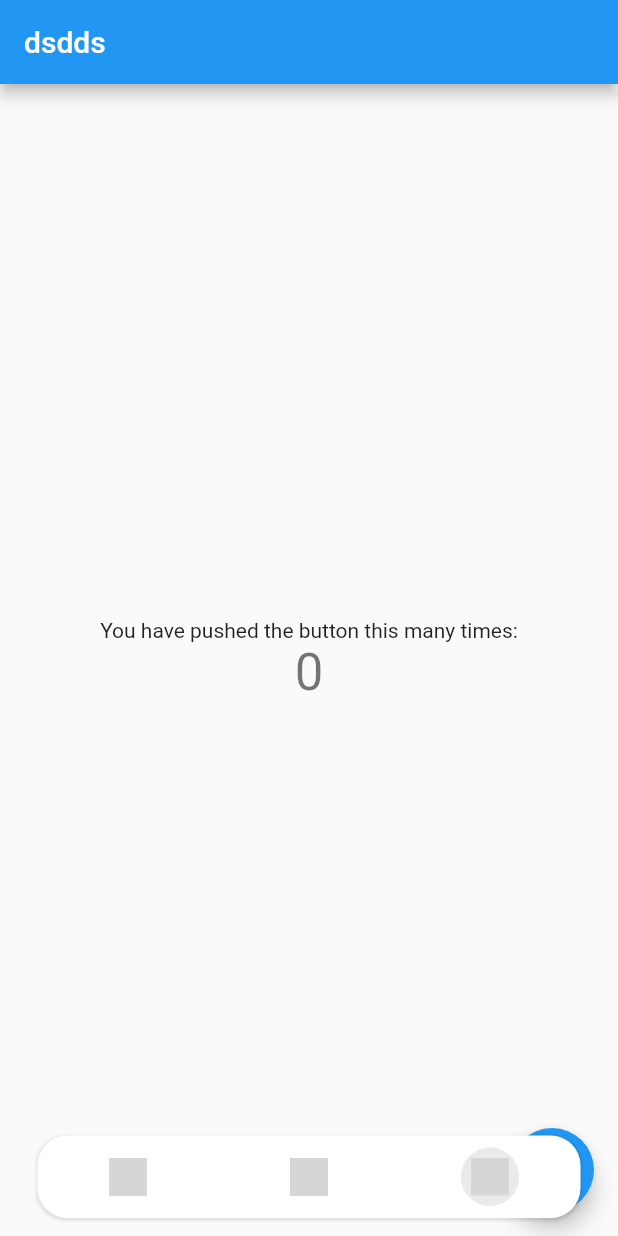
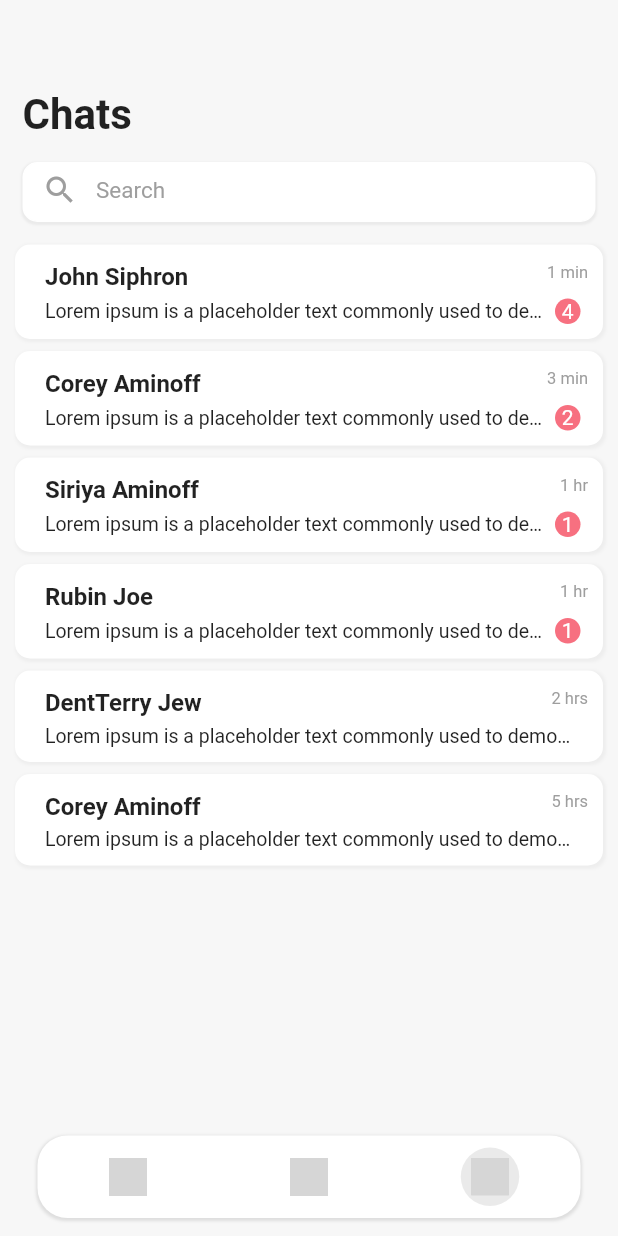
Before and after one commit to warevil/rescatadog, a Flutter app: the screen it shows after launch, item 3 of the bottom bar chosen, on a phone screen of 412 x 824 dp. Run offline on Flutter 3.47's test engine with Material 2 defaults, Android fonts, the phone set to English and light mode, and no system bars; our stand-ins replace flutter_svg; grey boxes are pictures that could not be loaded.

Commit message:
chat ready

```diff
--- a/lib/base/page.dart
+++ b/lib/base/page.dart
@@ -4,7 +4,7 @@ import 'package:flutter/material.dart';
 import '../theme/colors.dart';
 import '../utils/constants.dart';
 import '../widgets/bottom_bar_item.dart';
-import '../adoption/page.dart';
+import '../chat/page.dart';
 
 // import 'package:pet_app/widgets/bottombar_item.dart';
 
@@ -41,7 +41,7 @@ class _RootAppState extends State<RootApp> with TickerProviderStateMixin {
     {
       "icon": "icons/pet-border.svg",
       "active_icon": "icons/pet.svg",
-      "page": MyHomePage(title: "dsdds"),
+      "page": ChatPage(),
       "title": ""
     },
   ];
--- /dev/null
+++ b/lib/chat/page.dart
@@ -0,0 +1,70 @@
+import 'package:flutter/material.dart';
+import '../../db/data.dart';
+import './widgets/chat_item.dart';
+import '../../widgets/custom_text_box.dart';
+
+class ChatPage extends StatefulWidget {
+  const ChatPage({Key? key}) : super(key: key);
+
+  @override
+  _ChatPageState createState() => _ChatPageState();
+}
+
+class _ChatPageState extends State<ChatPage> {
+  @override
+  Widget build(BuildContext context) {
+    return getBody();
+  }
+
+  getBody() {
+    return SingleChildScrollView(
+      child: Column(children: [
+        getHeader(),
+        getChats(),
+      ]),
+    );
+  }
+
+  getHeader() {
+    return Container(
+        padding: EdgeInsets.fromLTRB(15, 60, 15, 5),
+        decoration: BoxDecoration(),
+        child: Column(
+          children: [
+            Row(
+              crossAxisAlignment: CrossAxisAlignment.start,
+              children: [
+                Expanded(
+                  child: Container(
+                      alignment: Alignment.centerLeft,
+                      child: Text(
+                        "Chats",
+                        style: TextStyle(
+                            fontSize: 28,
+                            color: Colors.black87,
+                            fontWeight: FontWeight.w600),
+                      )),
+                ),
+              ],
+            ),
+            SizedBox(height: 15),
+            CustomTextBox(
+              hint: "Search",
+              prefix: Icon(Icons.search, color: Colors.grey),
+            ),
+          ],
+        ));
+  }
+
+  getChats() {
+    return ListView(
+        padding: EdgeInsets.all(10),
+        shrinkWrap: true,
+        children: List.generate(
+            chats.length,
+            (index) => ChatItem(
+                  chats[index],
+                  onTap: () {},
+                )));
+  }
+}
--- /dev/null
+++ b/lib/chat/widgets/chat_item.dart
@@ -0,0 +1,100 @@
+import 'package:flutter/material.dart';
+import '../../theme/colors.dart';
+
+import '../../widgets/notify_box.dart';
+
+class ChatItem extends StatelessWidget {
+  const ChatItem(this.chatData,
+      {Key? key, this.onTap, this.isNotified = true, this.profileSize = 50})
+      : super(key: key);
+  final chatData;
+  final bool isNotified;
+  final GestureTapCallback? onTap;
+  final double profileSize;
+
+  @override
+  Widget build(BuildContext context) {
+    return GestureDetector(
+      onTap: onTap,
+      child: Container(
+        margin: EdgeInsets.only(bottom: 8),
+        padding: const EdgeInsets.all(10),
+        decoration: BoxDecoration(
+          color: Colors.white,
+          borderRadius: BorderRadius.circular(10),
+          boxShadow: [
+            BoxShadow(
+              color: Colors.grey.withOpacity(0.1),
+              spreadRadius: 1,
+              blurRadius: 1,
+              offset: Offset(1, 1), // changes position of shadow
+            ),
+          ],
+        ),
+        child: Column(
+          children: [
+            SizedBox(height: 2),
+            Row(
+              crossAxisAlignment: CrossAxisAlignment.center,
+              children: [
+                // CustomImage(
+                //   chatData['image'],
+                //   width: profileSize,
+                //   height: profileSize,
+                // ),
+                SizedBox(width: 10),
+                Expanded(
+                    child: Container(
+                        child: Column(
+                  children: [
+                    Row(
+                      crossAxisAlignment: CrossAxisAlignment.start,
+                      children: <Widget>[
+                        Expanded(
+                            child: Container(
+                                child: Text(chatData['name'],
+                                    maxLines: 1,
+                                    overflow: TextOverflow.ellipsis,
+                                    style: TextStyle(
+                                        fontSize: 16,
+                                        fontWeight: FontWeight.w700)))),
+                        SizedBox(width: 5),
+                        Container(
+                            child: Text(chatData['date'],
+                                maxLines: 1,
+                                overflow: TextOverflow.ellipsis,
+                                style: TextStyle(
+                                    fontSize: 11, color: Colors.grey)))
+                      ],
+                    ),
+                    SizedBox(
+                      height: 5,
+                    ),
+                    Row(
+                      children: <Widget>[
+                        Expanded(
+                            child: Text(chatData['last_text'],
+                                maxLines: 1,
+                                overflow: TextOverflow.ellipsis,
+                                style: TextStyle(fontSize: 13))),
+                        if (isNotified)
+                          Padding(
+                            padding: const EdgeInsets.only(right: 5),
+                            child: NotifyBox(
+                              number: chatData['notify'],
+                              boxSize: 17,
+                              color: red,
+                            ),
+                          )
+                      ],
+                    ),
+                  ],
+                ))),
+              ],
+            ),
+          ],
+        ),
+      ),
+    );
+  }
+}
--- /dev/null
+++ b/lib/db/data.dart
@@ -0,0 +1,282 @@
+var profile = "https://avatars.githubusercontent.com/u/86506519?v=4";
+
+List categories = [
+  {"name": "All", "icon": "assets/icons/pet-border.svg"},
+  {"name": "Dog", "icon": "assets/icons/dog.svg"},
+  {"name": "Cat", "icon": "assets/icons/cat.svg"},
+  {"name": "Parrot", "icon": "assets/icons/parrot.svg"},
+  {"name": "Rabbit", "icon": "assets/icons/rabbit.svg"},
+  {"name": "Fish", "icon": "assets/icons/fish.svg"},
+  {"name": "Turtle", "icon": "assets/icons/turtle.svg"},
+];
+
+List pets = [
+  {
+    "image":
+        "https://images.unsplash.com/photo-1583511655826-05700d52f4d9?ixid=MXwxMjA3fDB8MHxzZWFyY2h8NHx8Zm9vZHxlbnwwfHwwfA%3D%3D&ixlib=rb-1.2.1&auto=format&fit=crop&w=800&q=60",
+    "name": "Cheero",
+    "location": "Siem Reap, Cambodia",
+    "is_favorited": true,
+    "description":
+        "Lorem ipsum is a placeholder text commonly used to demonstrate the visual form of a document or a typeface without relying on meaningful content.",
+    "rate": 4.5,
+    "id": "pid001",
+    "price": "\$1,250",
+    "owner_name": "Sangvaleap",
+    "owner_photo": profile,
+    "sex": "Male",
+    "age": "5 Months",
+    "color": "Brown",
+    "album": [
+      "https://images.unsplash.com/photo-1558788353-f76d92427f16??ixid=MXwxMjA3fDB8MHxzZWFyY2h8NHx8Zm9vZHxlbnwwfHwwfA%3D%3D&ixlib=rb-1.2.1&auto=format&fit=crop&w=800&q=60",
+      "https://images.unsplash.com/photo-1541364983171-a8ba01e95cfc?ixid=MXwxMjA3fDB8MHxzZWFyY2h8NHx8Zm9vZHxlbnwwfHwwfA%3D%3D&ixlib=rb-1.2.1&auto=format&fit=crop&w=800&q=60",
+      "https://images.unsplash.com/photo-1537151625747-768eb6cf92b2?ixid=MXwxMjA3fDB8MHxzZWFyY2h8NHx8Zm9vZHxlbnwwfHwwfA%3D%3D&ixlib=rb-1.2.1&auto=format&fit=crop&w=800&q=60",
+      "https://images.unsplash.com/photo-1583511655826-05700d52f4d9?ixid=MXwxMjA3fDB8MHxzZWFyY2h8NHx8Zm9vZHxlbnwwfHwwfA%3D%3D&ixlib=rb-1.2.1&auto=format&fit=crop&w=800&q=60",
+      "https://images.unsplash.com/photo-1591768575198-88dac53fbd0a?ixid=MXwxMjA3fDB8MHxzZWFyY2h8NHx8Zm9vZHxlbnwwfHwwfA%3D%3D&ixlib=rb-1.2.1&auto=format&fit=crop&w=800&q=60",
+      "https://images.unsplash.com/photo-1583337130417-3346a1be7dee?ixid=MXwxMjA3fDB8MHxzZWFyY2h8NHx8Zm9vZHxlbnwwfHwwfA%3D%3D&ixlib=rb-1.2.1&auto=format&fit=crop&w=800&q=60",
+    ]
+  },
+  {
+    "image":
+        "https://images.unsplash.com/photo-1591768575198-88dac53fbd0a?ixid=MXwxMjA3fDB8MHxzZWFyY2h8NHx8Zm9vZHxlbnwwfHwwfA%3D%3D&ixlib=rb-1.2.1&auto=format&fit=crop&w=800&q=60",
+    "name": "Bossy",
+    "location": "Phnom Penh, Cambodia",
+    "is_favorited": false,
+    "description":
+        "Lorem ipsum is a placeholder text commonly used to demonstrate the visual form of a document or a typeface without relying on meaningful content.",
+    "rate": 4.5,
+    "id": "pid001",
+    "price": "\$1,250",
+    "owner_name": "Sangvaleap",
+    "owner_photo": profile,
+    "sex": "Male",
+    "age": "5 Months",
+    "color": "Brown",
+    "album": [
+      "https://images.unsplash.com/photo-1541364983171-a8ba01e95cfc?ixid=MXwxMjA3fDB8MHxzZWFyY2h8NHx8Zm9vZHxlbnwwfHwwfA%3D%3D&ixlib=rb-1.2.1&auto=format&fit=crop&w=800&q=60",
+      "https://images.unsplash.com/photo-1537151625747-768eb6cf92b2?ixid=MXwxMjA3fDB8MHxzZWFyY2h8NHx8Zm9vZHxlbnwwfHwwfA%3D%3D&ixlib=rb-1.2.1&auto=format&fit=crop&w=800&q=60",
+      "https://images.unsplash.com/photo-1583511655826-05700d52f4d9?ixid=MXwxMjA3fDB8MHxzZWFyY2h8NHx8Zm9vZHxlbnwwfHwwfA%3D%3D&ixlib=rb-1.2.1&auto=format&fit=crop&w=800&q=60",
+      "https://images.unsplash.com/photo-1591768575198-88dac53fbd0a?ixid=MXwxMjA3fDB8MHxzZWFyY2h8NHx8Zm9vZHxlbnwwfHwwfA%3D%3D&ixlib=rb-1.2.1&auto=format&fit=crop&w=800&q=60",
+      "https://images.unsplash.com/photo-1583337130417-3346a1be7dee?ixid=MXwxMjA3fDB8MHxzZWFyY2h8NHx8Zm9vZHxlbnwwfHwwfA%3D%3D&ixlib=rb-1.2.1&auto=format&fit=crop&w=800&q=60",
+    ]
+  },
+  {
+    "image":
+        "https://images.unsplash.com/photo-1541364983171-a8ba01e95cfc?ixid=MXwxMjA3fDB8MHxzZWFyY2h8NHx8Zm9vZHxlbnwwfHwwfA%3D%3D&ixlib=rb-1.2.1&auto=format&fit=crop&w=800&q=60",
+    "name": "Maxi",
+    "location": "Battambang, Cambodia",
+    "is_favorited": false,
+    "description":
+        "Lorem ipsum is a placeholder text commonly used to demonstrate the visual form of a document or a typeface without relying on meaningful content.",
+    "rate": 4.5,
+    "id": "pid001",
+    "price": "\$1,250",
+    "owner_name": "Sangvaleap",
+    "owner_photo": profile,
+    "sex": "Male",
+    "age": "5 Months",
+    "color": "Brown",
+    "album": [
+      "https://images.unsplash.com/photo-1541364983171-a8ba01e95cfc?ixid=MXwxMjA3fDB8MHxzZWFyY2h8NHx8Zm9vZHxlbnwwfHwwfA%3D%3D&ixlib=rb-1.2.1&auto=format&fit=crop&w=800&q=60",
+      "https://images.unsplash.com/photo-1537151625747-768eb6cf92b2?ixid=MXwxMjA3fDB8MHxzZWFyY2h8NHx8Zm9vZHxlbnwwfHwwfA%3D%3D&ixlib=rb-1.2.1&auto=format&fit=crop&w=800&q=60",
+      "https://images.unsplash.com/photo-1583511655826-05700d52f4d9?ixid=MXwxMjA3fDB8MHxzZWFyY2h8NHx8Zm9vZHxlbnwwfHwwfA%3D%3D&ixlib=rb-1.2.1&auto=format&fit=crop&w=800&q=60",
+      "https://images.unsplash.com/photo-1591768575198-88dac53fbd0a?ixid=MXwxMjA3fDB8MHxzZWFyY2h8NHx8Zm9vZHxlbnwwfHwwfA%3D%3D&ixlib=rb-1.2.1&auto=format&fit=crop&w=800&q=60",
+      "https://images.unsplash.com/photo-1583337130417-3346a1be7dee?ixid=MXwxMjA3fDB8MHxzZWFyY2h8NHx8Zm9vZHxlbnwwfHwwfA%3D%3D&ixlib=rb-1.2.1&auto=format&fit=crop&w=800&q=60",
+    ]
+  },
+  {
+    "image":
+        "https://images.unsplash.com/photo-1588269845464-8993565cac3a?ixid=MXwxMjA3fDB8MHxzZWFyY2h8NHx8Zm9vZHxlbnwwfHwwfA%3D%3D&ixlib=rb-1.2.1&auto=format&fit=crop&w=800&q=60",
+    "name": "Coca",
+    "location": "Phnom Penh, Cambodia",
+    "is_favorited": false,
+    "description":
+        "Lorem ipsum is a placeholder text commonly used to demonstrate the visual form of a document or a typeface without relying on meaningful content.",
+    "rate": 4.5,
+    "id": "pid001",
+    "price": "\$1,250",
+    "owner_name": "Sangvaleap",
+    "owner_photo": profile,
+    "sex": "Male",
+    "age": "5 Months",
+    "color": "Brown",
+    "album": [
+      "https://images.unsplash.com/photo-1541364983171-a8ba01e95cfc?ixid=MXwxMjA3fDB8MHxzZWFyY2h8NHx8Zm9vZHxlbnwwfHwwfA%3D%3D&ixlib=rb-1.2.1&auto=format&fit=crop&w=800&q=60",
+      "https://images.unsplash.com/photo-1537151625747-768eb6cf92b2?ixid=MXwxMjA3fDB8MHxzZWFyY2h8NHx8Zm9vZHxlbnwwfHwwfA%3D%3D&ixlib=rb-1.2.1&auto=format&fit=crop&w=800&q=60",
+      "https://images.unsplash.com/photo-1583511655826-05700d52f4d9?ixid=MXwxMjA3fDB8MHxzZWFyY2h8NHx8Zm9vZHxlbnwwfHwwfA%3D%3D&ixlib=rb-1.2.1&auto=format&fit=crop&w=800&q=60",
+      "https://images.unsplash.com/photo-1591768575198-88dac53fbd0a?ixid=MXwxMjA3fDB8MHxzZWFyY2h8NHx8Zm9vZHxlbnwwfHwwfA%3D%3D&ixlib=rb-1.2.1&auto=format&fit=crop&w=800&q=60",
+      "https://images.unsplash.com/photo-1583337130417-3346a1be7dee?ixid=MXwxMjA3fDB8MHxzZWFyY2h8NHx8Zm9vZHxlbnwwfHwwfA%3D%3D&ixlib=rb-1.2.1&auto=format&fit=crop&w=800&q=60",
+    ]
+  },
+  {
+    "image":
+        "https://images.unsplash.com/photo-1556227702-d1e4e7b5c232?ixid=MXwxMjA3fDB8MHxzZWFyY2h8NHx8Zm9vZHxlbnwwfHwwfA%3D%3D&ixlib=rb-1.2.1&auto=format&fit=crop&w=800&q=60",
+    "name": "Lazoo",
+    "location": "Phnom Penh, Cambodia",
+    "is_favorited": true,
+    "description":
+        "Lorem ipsum is a placeholder text commonly used to demonstrate the visual form of a document or a typeface without relying on meaningful content.",
+    "rate": 4.5,
+    "id": "pid001",
+    "price": "\$1,250",
+    "owner_name": "Sangvaleap",
+    "owner_photo": profile,
+    "sex": "Male",
+    "age": "5 Months",
+    "color": "Brown",
+    "album": [
+      "https://images.unsplash.com/photo-1541364983171-a8ba01e95cfc?ixid=MXwxMjA3fDB8MHxzZWFyY2h8NHx8Zm9vZHxlbnwwfHwwfA%3D%3D&ixlib=rb-1.2.1&auto=format&fit=crop&w=800&q=60",
+      "https://images.unsplash.com/photo-1537151625747-768eb6cf92b2?ixid=MXwxMjA3fDB8MHxzZWFyY2h8NHx8Zm9vZHxlbnwwfHwwfA%3D%3D&ixlib=rb-1.2.1&auto=format&fit=crop&w=800&q=60",
+      "https://images.unsplash.com/photo-1583511655826-05700d52f4d9?ixid=MXwxMjA3fDB8MHxzZWFyY2h8NHx8Zm9vZHxlbnwwfHwwfA%3D%3D&ixlib=rb-1.2.1&auto=format&fit=crop&w=800&q=60",
+      "https://images.unsplash.com/photo-1591768575198-88dac53fbd0a?ixid=MXwxMjA3fDB8MHxzZWFyY2h8NHx8Zm9vZHxlbnwwfHwwfA%3D%3D&ixlib=rb-1.2.1&auto=format&fit=crop&w=800&q=60",
+      "https://images.unsplash.com/photo-1583337130417-3346a1be7dee?ixid=MXwxMjA3fDB8MHxzZWFyY2h8NHx8Zm9vZHxlbnwwfHwwfA%3D%3D&ixlib=rb-1.2.1&auto=format&fit=crop&w=800&q=60",
+    ]
+  },
+  {
+    "image":
+        "https://images.unsplash.com/photo-1598875184988-5e67b1a874b8?ixid=MXwxMjA3fDB8MHxzZWFyY2h8NHx8Zm9vZHxlbnwwfHwwfA%3D%3D&ixlib=rb-1.2.1&auto=format&fit=crop&w=800&q=60",
+    "name": "Meido",
+    "location": "Phnom Penh, Cambodia",
+    "is_favorited": false,
+    "description":
+        "Lorem ipsum is a placeholder text commonly used to demonstrate the visual form of a document or a typeface without relying on meaningful content.",
+    "rate": 4.5,
+    "id": "pid001",
+    "price": "\$1,250",
+    "owner_name": "Sangvaleap",
+    "owner_photo": profile,
+    "sex": "Male",
+    "age": "5 Months",
+    "color": "Brown",
+    "album": [
+      "https://images.unsplash.com/photo-1541364983171-a8ba01e95cfc?ixid=MXwxMjA3fDB8MHxzZWFyY2h8NHx8Zm9vZHxlbnwwfHwwfA%3D%3D&ixlib=rb-1.2.1&auto=format&fit=crop&w=800&q=60",
+      "https://images.unsplash.com/photo-1537151625747-768eb6cf92b2?ixid=MXwxMjA3fDB8MHxzZWFyY2h8NHx8Zm9vZHxlbnwwfHwwfA%3D%3D&ixlib=rb-1.2.1&auto=format&fit=crop&w=800&q=60",
+      "https://images.unsplash.com/photo-1583511655826-05700d52f4d9?ixid=MXwxMjA3fDB8MHxzZWFyY2h8NHx8Zm9vZHxlbnwwfHwwfA%3D%3D&ixlib=rb-1.2.1&auto=format&fit=crop&w=800&q=60",
+      "https://images.unsplash.com/photo-1591768575198-88dac53fbd0a?ixid=MXwxMjA3fDB8MHxzZWFyY2h8NHx8Zm9vZHxlbnwwfHwwfA%3D%3D&ixlib=rb-1.2.1&auto=format&fit=crop&w=800&q=60",
+      "https://images.unsplash.com/photo-1583337130417-3346a1be7dee?ixid=MXwxMjA3fDB8MHxzZWFyY2h8NHx8Zm9vZHxlbnwwfHwwfA%3D%3D&ixlib=rb-1.2.1&auto=format&fit=crop&w=800&q=60",
+    ]
+  },
+  {
+    "image":
+        "https://images.unsplash.com/photo-1587764379873-97837921fd44?ixid=MXwxMjA3fDB8MHxzZWFyY2h8NHx8Zm9vZHxlbnwwfHwwfA%3D%3D&ixlib=rb-1.2.1&auto=format&fit=crop&w=800&q=60",
+    "name": "Koko",
+    "location": "Phnom Penh, Cambodia",
+    "is_favorited": false,
+    "description":
+        "Lorem ipsum is a placeholder text commonly used to demonstrate the visual form of a document or a typeface without relying on meaningful content.",
+    "rate": 4.5,
+    "id": "pid001",
+    "price": "\$1,250",
+    "owner_name": "Sangvaleap",
+    "owner_photo": profile,
+    "sex": "Male",
+    "age": "5 Months",
+    "color": "Brown",
+    "album": [
+      "https://images.unsplash.com/photo-1541364983171-a8ba01e95cfc?ixid=MXwxMjA3fDB8MHxzZWFyY2h8NHx8Zm9vZHxlbnwwfHwwfA%3D%3D&ixlib=rb-1.2.1&auto=format&fit=crop&w=800&q=60",
+      "https://images.unsplash.com/photo-1537151625747-768eb6cf92b2?ixid=MXwxMjA3fDB8MHxzZWFyY2h8NHx8Zm9vZHxlbnwwfHwwfA%3D%3D&ixlib=rb-1.2.1&auto=format&fit=crop&w=800&q=60",
+      "https://images.unsplash.com/photo-1583511655826-05700d52f4d9?ixid=MXwxMjA3fDB8MHxzZWFyY2h8NHx8Zm9vZHxlbnwwfHwwfA%3D%3D&ixlib=rb-1.2.1&auto=format&fit=crop&w=800&q=60",
+      "https://images.unsplash.com/photo-1591768575198-88dac53fbd0a?ixid=MXwxMjA3fDB8MHxzZWFyY2h8NHx8Zm9vZHxlbnwwfHwwfA%3D%3D&ixlib=rb-1.2.1&auto=format&fit=crop&w=800&q=60",
+      "https://images.unsplash.com/photo-1583337130417-3346a1be7dee?ixid=MXwxMjA3fDB8MHxzZWFyY2h8NHx8Zm9vZHxlbnwwfHwwfA%3D%3D&ixlib=rb-1.2.1&auto=format&fit=crop&w=800&q=60",
+    ]
+  },
+  {
+    "image":
+        "https://images.unsplash.com/photo-1583337130417-3346a1be7dee?ixid=MXwxMjA3fDB8MHxzZWFyY2h8NHx8Zm9vZHxlbnwwfHwwfA%3D%3D&ixlib=rb-1.2.1&auto=format&fit=crop&w=800&q=60",
+    "name": "Roka",
+    "location": "Phnom Penh, Cambodia",
+    "is_favorited": false,
+    "description":
+        "Lorem ipsum is a placeholder text commonly used to demonstrate the visual form of a document or a typeface without relying on meaningful content.",
+    "rate": 4.5,
+    "id": "pid001",
+    "price": "\$1,250",
+    "owner_name": "Sangvaleap",
+    "owner_photo": profile,
+    "sex": "Male",
+    "age": "5 Months",
+    "color": "Brown",
+    "album": [
+      "https://images.unsplash.com/photo-1541364983171-a8ba01e95cfc?ixid=MXwxMjA3fDB8MHxzZWFyY2h8NHx8Zm9vZHxlbnwwfHwwfA%3D%3D&ixlib=rb-1.2.1&auto=format&fit=crop&w=800&q=60",
+      "https://images.unsplash.com/photo-1537151625747-768eb6cf92b2?ixid=MXwxMjA3fDB8MHxzZWFyY2h8NHx8Zm9vZHxlbnwwfHwwfA%3D%3D&ixlib=rb-1.2.1&auto=format&fit=crop&w=800&q=60",
+      "https://images.unsplash.com/photo-1583511655826-05700d52f4d9?ixid=MXwxMjA3fDB8MHxzZWFyY2h8NHx8Zm9vZHxlbnwwfHwwfA%3D%3D&ixlib=rb-1.2.1&auto=format&fit=crop&w=800&q=60",
+      "https://images.unsplash.com/photo-1591768575198-88dac53fbd0a?ixid=MXwxMjA3fDB8MHxzZWFyY2h8NHx8Zm9vZHxlbnwwfHwwfA%3D%3D&ixlib=rb-1.2.1&auto=format&fit=crop&w=800&q=60",
+      "https://images.unsplash.com/photo-1583337130417-3346a1be7dee?ixid=MXwxMjA3fDB8MHxzZWFyY2h8NHx8Zm9vZHxlbnwwfHwwfA%3D%3D&ixlib=rb-1.2.1&auto=format&fit=crop&w=800&q=60",
+    ]
+  },
+];
+
+var chats = [
+  {
+    "image":
+        "https://images.unsplash.com/photo-1544005313-94ddf0286df2?ixid=MXwxMjA3fDB8MHxzZWFyY2h8MjV8fHByb2ZpbGV8ZW58MHx8MHw%3D&ixlib=rb-1.2.1&auto=format&fit=crop&w=800&q=60",
+    "fname": "John",
+    "lname": "Siphron",
+    "name": "John Siphron",
+    "skill": "Dermatologists",
+    "last_text":
+        "Lorem ipsum is a placeholder text commonly used to demonstrate the visual form of a document",
+    "date": "1 min",
+    "notify": 4,
+  },
+  {
+    "image":
+        "https://images.unsplash.com/photo-1507003211169-0a1dd7228f2d?ixid=MXwxMjA3fDB8MHxzZWFyY2h8MTF8fHByb2ZpbGV8ZW58MHx8MHw%3D&ixlib=rb-1.2.1&auto=format&fit=crop&w=800&q=60",
+    "fname": "Corey",
+    "lname": "Aminoff",
+    "name": "Corey Aminoff",
+    "skill": "Neurologists",
+    "last_text":
+        "Lorem ipsum is a placeholder text commonly used to demonstrate the visual form of a document",
+    "date": "3 min",
+    "notify": 2,
+  },
+  {
+    "image":
+        "https://images.unsplash.com/photo-1617069470302-9b5592c80f66?ixid=MnwxMjA3fDB8MHxzZWFyY2h8NHx8Z2lybHxlbnwwfHwwfHw%3D&ixlib=rb-1.2.1&auto=format&fit=crop&w=800&q=60",
+    "fname": "Siriya",
+    "lname": "Aminoff",
+    "name": "Siriya Aminoff",
+    "skill": "Neurologists",
+    "last_text":
+        "Lorem ipsum is a placeholder text commonly used to demonstrate the visual form of a document",
+    "date": "1 hr",
+    "notify": 1,
+  },
+  {
+    "image":
+        "https://images.unsplash.com/photo-1545167622-3a6ac756afa4?ixid=MXwxMjA3fDB8MHxzZWFyY2h8MTB8fHByb2ZpbGV8ZW58MHx8MHw%3D&ixlib=rb-1.2.1&auto=format&fit=crop&w=800&q=60",
+    "fname": "Rubin",
+    "lname": "Joe",
+    "name": "Rubin Joe",
+    "skill": "Neurologists",
+    "last_text":
+        "Lorem ipsum is a placeholder text commonly used to demonstrate the visual form of a document",
+    "date": "1 hr",
+    "notify": 1,
+  },
+  {
+    "image":
+        "https://images.unsplash.com/photo-1564460576398-ef55d99548b2?ixid=MXwxMjA3fDB8MHxzZWFyY2h8MTZ8fHByb2ZpbGV8ZW58MHx8MHw%3D&ixlib=rb-1.2.1&auto=format&fit=crop&w=800&q=60",
+    "fname": "John",
+    "lname": "",
+    "name": "DentTerry Jew",
+    "skill": "Dentist",
+    "last_text":
+        "Lorem ipsum is a placeholder text commonly used to demonstrate the visual form of a document",
+    "date": "2 hrs",
+    "notify": 0,
+  },
+  {
+    "image":
+        "https://images.unsplash.com/photo-1622253692010-333f2da6031d?ixlib=rb-1.2.1&ixid=MnwxMjA3fDB8MHxwaG90by1wYWdlfHx8fGVufDB8fHx8&auto=format&fit=crop&w=928&q=80",
+    "fname": "John",
+    "lname": "",
+    "name": "Corey Aminoff",
+    "skill": "Neurologists",
+    "last_text":
+        "Lorem ipsum is a placeholder text commonly used to demonstrate the visual form of a document",
+    "date": "5 hrs",
+    "notify": 0,
+  },
+];
--- /dev/null
+++ b/lib/widgets/custom_text_box.dart
@@ -0,0 +1,49 @@
+import 'package:flutter/material.dart';
+import '../../theme/colors.dart';
+
+class CustomTextBox extends StatelessWidget {
+  CustomTextBox(
+      {Key? key,
+      this.hint = "",
+      this.prefix,
+      this.suffix,
+      this.controller,
+      this.readOnly = false})
+      : super(key: key);
+  final String hint;
+  final Widget? prefix;
+  final Widget? suffix;
+  final bool readOnly;
+  final TextEditingController? controller;
+  @override
+  Widget build(BuildContext context) {
+    return Container(
+      alignment: Alignment.center,
+      padding: EdgeInsets.only(bottom: 3),
+      height: 40,
+      decoration: BoxDecoration(
+        color: textBoxColor,
+        border: Border.all(color: textBoxColor),
+        borderRadius: BorderRadius.circular(10),
+        boxShadow: [
+          BoxShadow(
+            color: shadowColor.withOpacity(0.05),
+            spreadRadius: .5,
+            blurRadius: .5,
+            offset: Offset(0, 1), // changes position of shadow
+          ),
+        ],
+      ),
+      child: TextField(
+        readOnly: readOnly,
+        controller: controller,
+        decoration: InputDecoration(
+            prefixIcon: prefix,
+            suffixIcon: suffix,
+            border: InputBorder.none,
+            hintText: hint,
+            hintStyle: TextStyle(color: Colors.grey, fontSize: 15)),
+      ),
+    );
+  }
+}
--- /dev/null
+++ b/lib/widgets/notify_box.dart
@@ -0,0 +1,29 @@
+import 'package:flutter/material.dart';
+
+class NotifyBox extends StatelessWidget {
+  NotifyBox(
+      {Key? key,
+      required this.number,
+      this.boxSize = 30,
+      this.color = Colors.red})
+      : super(key: key);
+  final int number;
+  final double boxSize;
+  final Color color;
+  @override
+  Widget build(BuildContext context) {
+    return Visibility(
+      visible: number > 0,
+      child: Container(
+        alignment: Alignment.center,
+        // padding: EdgeInsets.all(boxPadding),
+        width: boxSize, height: boxSize,
+        decoration: BoxDecoration(
+          shape: BoxShape.circle,
+          color: color,
+        ),
+        child: Text("$number", style: TextStyle(color: Colors.white)),
+      ),
+    );
+  }
+}
```
Also changed, not shown: pubspec.yaml (+0 -58 lines).
